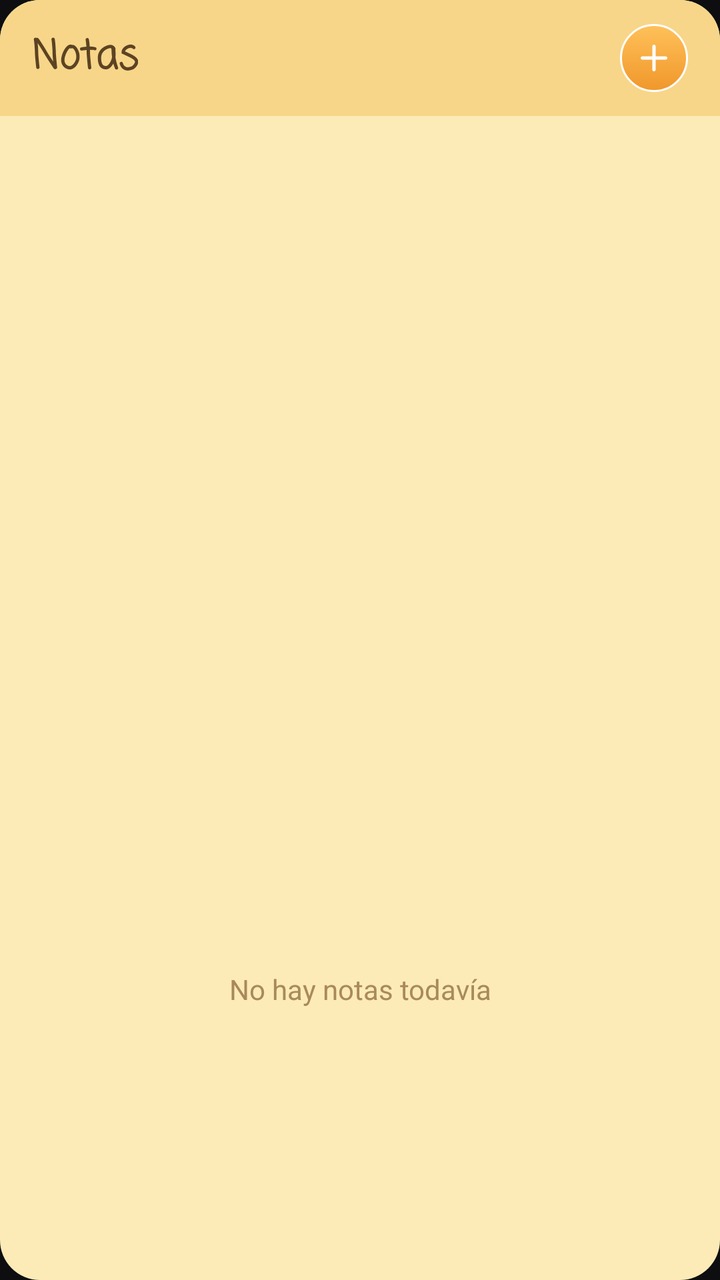
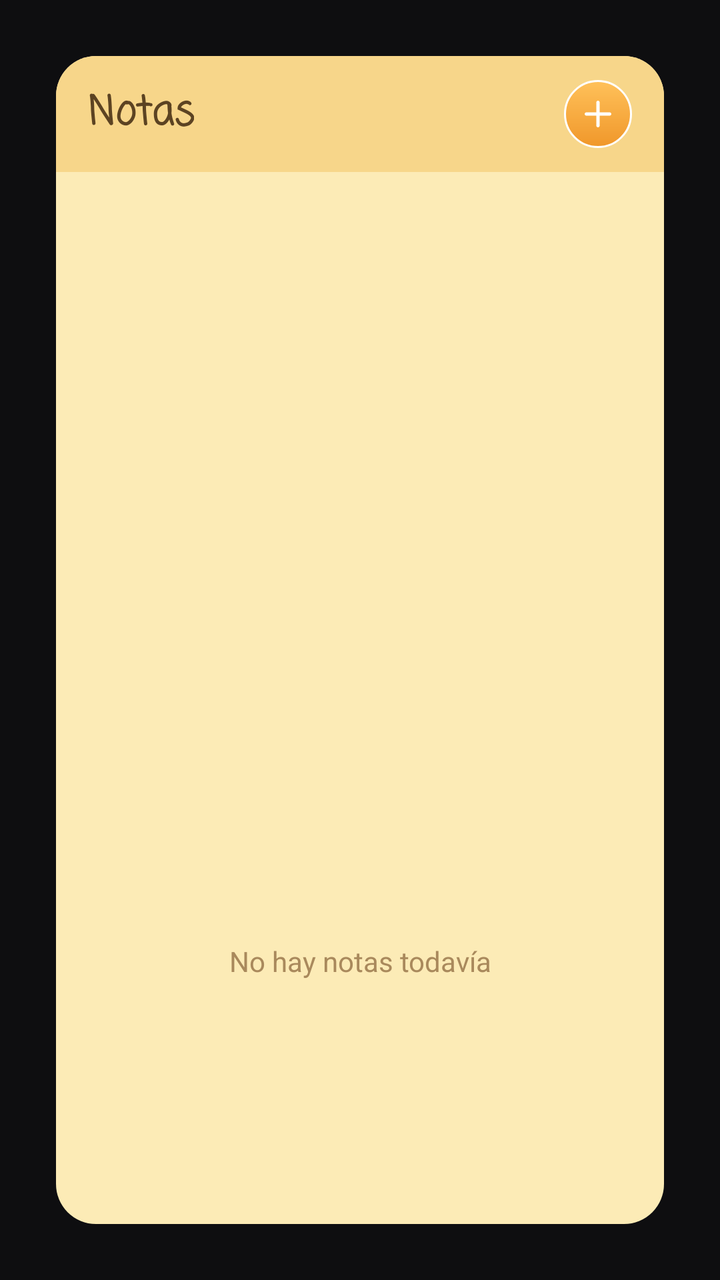

Two renders of the same Android screen: before a commit and after it. Below are the layout's source before the change and the commit's diff.
<!-- AndroidManifest.xml: application theme Theme.Tareas -->
<!-- res/layout/widget_note.xml -->
<?xml version="1.0" encoding="utf-8"?>
<LinearLayout xmlns:android="http://schemas.android.com/apk/res/android"
    android:layout_width="match_parent"
    android:layout_height="match_parent"
    android:orientation="vertical"
    android:background="@drawable/widget_card_background">

    <RelativeLayout
        android:id="@+id/widget_note_header"
        android:layout_width="match_parent"
        android:layout_height="wrap_content"
        android:background="@drawable/widget_header_background"
        android:paddingHorizontal="16dp"
        android:paddingVertical="12dp">

        <TextView
            android:layout_width="wrap_content"
            android:layout_height="wrap_content"
            android:layout_centerVertical="true"
            android:text="@string/notas"
            android:textColor="@color/text_brown"
            android:textSize="20sp"
            android:textStyle="bold"
            android:fontFamily="casual" />

        <ImageView
            android:id="@+id/widget_note_add_button"
            android:layout_width="34dp"
            android:layout_height="34dp"
            android:layout_alignParentEnd="true"
            android:layout_centerVertical="true"
            android:background="@drawable/widget_add_button_background"
            android:padding="7dp"
            android:src="@drawable/ic_plus"
            android:contentDescription="@string/anadir_nota" />
    </RelativeLayout>

    <ListView
        android:id="@+id/widget_note_list"
        android:layout_width="match_parent"
        android:layout_height="0dp"
        android:layout_weight="1"
        android:paddingHorizontal="16dp"
        android:paddingTop="8dp"
        android:divider="@null"
        android:dividerHeight="4dp"
        android:listSelector="@android:color/transparent" />

    <TextView
        android:id="@+id/widget_note_empty"
        android:layout_width="match_parent"
        android:layout_height="0dp"
        android:layout_weight="1"
        android:gravity="center"
        android:text="@string/sin_notas"
        android:textColor="@color/text_brown_light"
        android:textSize="14sp" />

</LinearLayout>
<!-- resources referenced by this layout -->
<resources>
  <color name="text_brown">#5C4322</color>
  <color name="text_brown_light">#A9895C</color>
  <!-- drawable ic_plus (drawable) -->
  <?xml version="1.0" encoding="utf-8"?>
  <vector xmlns:android="http://schemas.android.com/apk/res/android"
      android:width="24dp"
      android:height="24dp"
      android:viewportWidth="24"
      android:viewportHeight="24"
      android:tint="@color/white">
      <path
          android:fillColor="@android:color/white"
          android:pathData="M13,5c0,-0.55 -0.45,-1 -1,-1s-1,0.45 -1,1v6H5c-0.55,0 -1,0.45 -1,1s0.45,1 1,1h6v6c0,0.55 0.45,1 1,1s1,-0.45 1,-1v-6h6c0.55,0 1,-0.45 1,-1s-0.45,-1 -1,-1h-6L13,5z" />
  </vector>
  <!-- drawable widget_add_button_background (drawable) -->
  <?xml version="1.0" encoding="utf-8"?>
  <shape xmlns:android="http://schemas.android.com/apk/res/android"
      android:shape="oval">
      <gradient
          android:startColor="#FFC15A"
          android:endColor="#F0972A"
          android:angle="270" />
      <stroke android:width="1dp" android:color="#FFFFFF" />
  </shape>
  <!-- drawable widget_card_background (drawable) -->
  <?xml version="1.0" encoding="utf-8"?>
  <shape xmlns:android="http://schemas.android.com/apk/res/android"
      android:shape="rectangle">
      <solid android:color="@color/card_cream" />
      <corners android:radius="20dp" />
  </shape>
  <!-- drawable widget_header_background (drawable) -->
  <?xml version="1.0" encoding="utf-8"?>
  <shape xmlns:android="http://schemas.android.com/apk/res/android"
      android:shape="rectangle">
      <solid android:color="#F7D68A" />
      <corners
          android:topLeftRadius="20dp"
          android:topRightRadius="20dp"
          android:bottomLeftRadius="0dp"
          android:bottomRightRadius="0dp" />
  </shape>
  <string name="anadir_nota">Añadir nota</string>
  <string name="notas">Notas</string>
  <string name="sin_notas">No hay notas todavía</string>
  <style name="Theme.Tareas" parent="Theme.MaterialComponents.DayNight.NoActionBar">
          <item name="colorPrimary">@color/accent_yellow</item>
          <item name="android:statusBarColor">@color/dark_bg</item>
          <item name="android:windowBackground">@color/dark_bg</item>
      </style>
  <color name="white">#FFFFFF</color>
  <color name="card_cream">#FCEBB6</color>
  <color name="accent_yellow">#F5A623</color>
  <color name="dark_bg">#0E0E10</color>
</resources>

<!-- the commit's change to res/layout/widget_note.xml (unified diff, before → after) -->
@@ -1,5 +1,10 @@
 <?xml version="1.0" encoding="utf-8"?>
-<LinearLayout xmlns:android="http://schemas.android.com/apk/res/android"
+<FrameLayout xmlns:android="http://schemas.android.com/apk/res/android"
+    android:layout_width="match_parent"
+    android:layout_height="match_parent"
+    android:padding="28dp">
+
+<LinearLayout
     android:layout_width="match_parent"
     android:layout_height="match_parent"
     android:orientation="vertical"
@@ -57,3 +62,5 @@
         android:textSize="14sp" />
 
 </LinearLayout>
+
+</FrameLayout>
